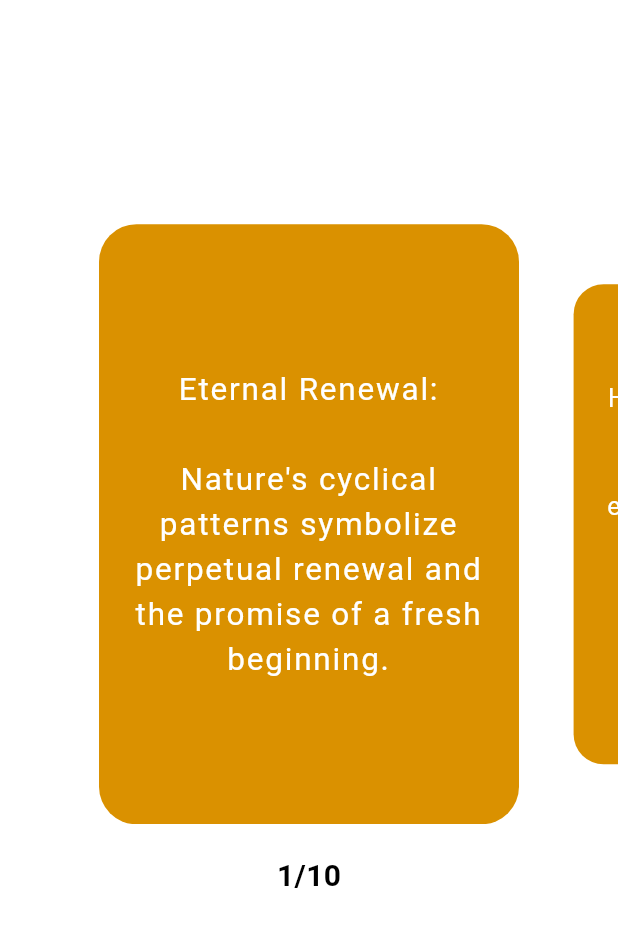
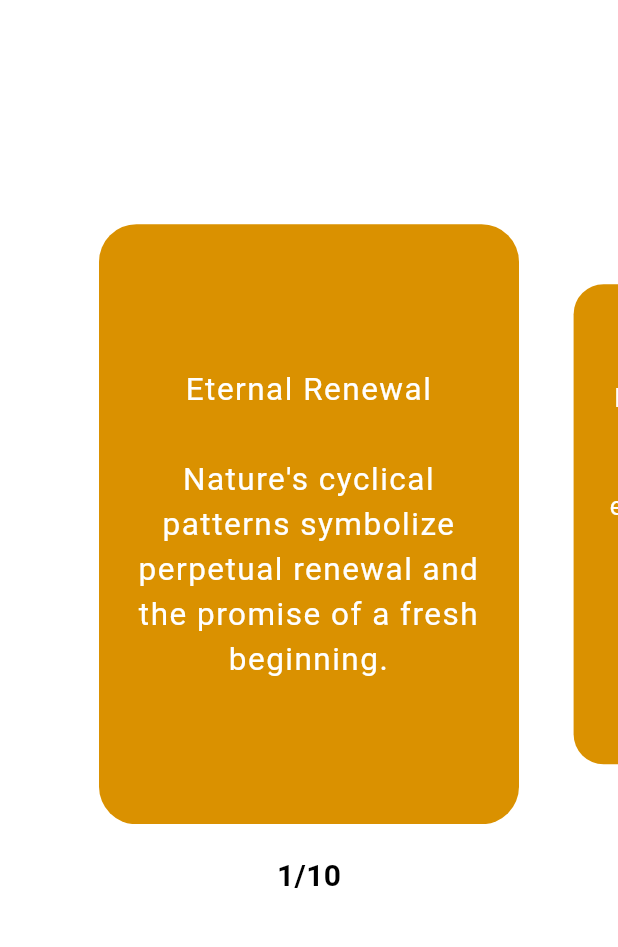
Before and after one commit to rajaganapathy1220/book_application, a Flutter app: the PageViewTheme screen opened directly, on a phone screen of 412 x 824 dp, the part 84-1031 px from its top. Run offline on Flutter 3.47's test engine with Material 3 defaults, Android fonts, the phone set to English and light mode, and no system bars; our stand-ins replace flutter_animate, lottie, share_plus.

Commit message:
final commit

```diff
--- a/lib/app_data_theme.dart
+++ b/lib/app_data_theme.dart
@@ -4,14 +4,14 @@ class AppDataTheme{
   AppDataTheme(this.theme);
 }
 List<AppDataTheme> appDataTheme=[
-  AppDataTheme('Eternal Renewal:\n\nNature\'s cyclical patterns symbolize perpetual renewal and the promise of a fresh beginning.'),
-  AppDataTheme('Harmony in Diversity:\n\nThe diverse ecosystems illustrate the harmonious interdependence of various elements in nature.'),
-  AppDataTheme('Resilient Growth:\n\nNature\'s ability to rebound from challenges signifies resilience and the inherent strength to endure.'),
-  AppDataTheme('Whispers of Serenity:\n\nThe gentle rustle of leaves and the babbling brooks convey a serene symphony that resonates with tranquility.'),
-  AppDataTheme('Timeless Beauty:\n\nNature\'s landscapes showcase a timeless beauty that transcends fleeting trends and captivates the soul.'),
-  AppDataTheme('Majestic Grandeur:\n\nTowering mountains and expansive vistas reveal the majestic grandeur that humbles and inspires.'),
-  AppDataTheme('Sacred Symmetry:\n\nSymmetrical patterns in petals, leaves, and landscapes evoke a sense of natural order and balance.'),
-  AppDataTheme('Vibrant Renewal:\n\nThe vibrant hues of flowers and changing seasons symbolize the constant cycle of growth and renewal.'),
-  AppDataTheme('Sublime Simplicity:\n\nNature\'s elegance lies in its simplicity, offering profound lessons in minimalism and balance.'),
-  AppDataTheme('Sustainable Wisdom:\n\nNature\'s ecosystems embody sustainable wisdom, demonstrating the delicate equilibrium necessary for long-term vitality.'),
+  AppDataTheme('Eternal Renewal\n\nNature\'s cyclical patterns symbolize perpetual renewal and the promise of a fresh beginning.'),
+  AppDataTheme('Harmony in Diversity\n\nThe diverse ecosystems illustrate the harmonious interdependence of various elements in nature.'),
+  AppDataTheme('Resilient Growth\n\nNature\'s ability to rebound from challenges signifies resilience and the inherent strength to endure.'),
+  AppDataTheme('Whispers of Serenity\n\nThe gentle rustle of leaves and the babbling brooks convey a serene symphony that resonates with tranquility.'),
+  AppDataTheme('Timeless Beauty\n\nNature\'s landscapes showcase a timeless beauty that transcends fleeting trends and captivates the soul.'),
+  AppDataTheme('Majestic Grandeur\n\nTowering mountains and expansive vistas reveal the majestic grandeur that humbles and inspires.'),
+  AppDataTheme('Sacred Symmetry\n\nSymmetrical patterns in petals, leaves, and landscapes evoke a sense of natural order and balance.'),
+  AppDataTheme('Vibrant Renewal\n\nThe vibrant hues of flowers and changing seasons symbolize the constant cycle of growth and renewal.'),
+  AppDataTheme('Sublime Simplicity\n\nNature\'s elegance lies in its simplicity, offering profound lessons in minimalism and balance.'),
+  AppDataTheme('Sustainable Wisdom\n\nNature\'s ecosystems embody sustainable wisdom, demonstrating the delicate equilibrium necessary for long-term vitality.'),
 ];
--- a/lib/display_text.dart
+++ b/lib/display_text.dart
@@ -23,7 +23,7 @@ class DisplayText extends StatelessWidget {
               appDataText.text,
               textAlign: TextAlign.center,
               style: TextStyle(
-                  fontSize: 25, letterSpacing: 1.2, color: Colors.white),
+                  fontSize: 25, letterSpacing: 1, color: Colors.white),
             ),
           ),
         ),
--- a/lib/display_theme.dart
+++ b/lib/display_theme.dart
@@ -24,7 +24,7 @@ class DisplayTheme extends StatelessWidget {
               textAlign: TextAlign.center,
               style: TextStyle(
                   fontSize: 21,
-                  letterSpacing: 1.2,
+                  letterSpacing: 1,
                   color: Colors.white),
             ),
           ),
--- a/lib/display_words.dart
+++ b/lib/display_words.dart
@@ -24,7 +24,7 @@ class DisplayWords extends StatelessWidget {
               textAlign: TextAlign.center,
               style: TextStyle(
                   fontSize: 23,
-                  letterSpacing: 1.2,
+                  letterSpacing: 1,
                   color: Colors.white),
             ),
           ),
```
